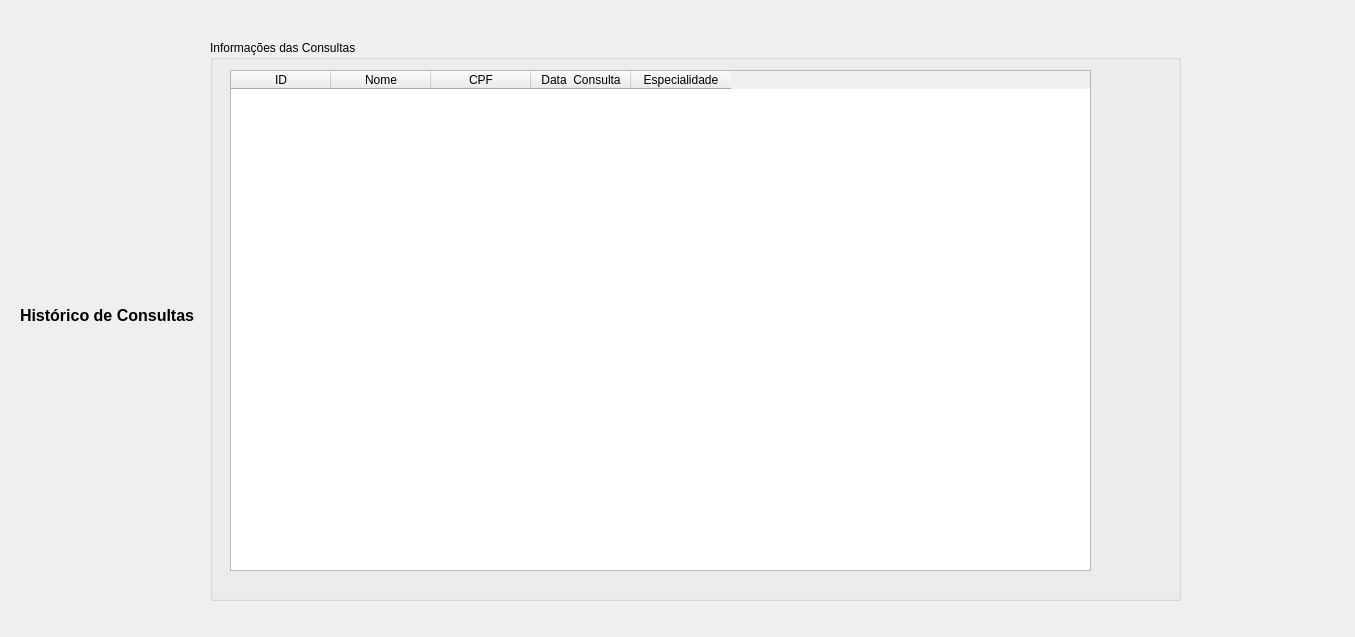
Qt form ui/historico.ui (willasantos/Projeto-SDMC) before a commit.
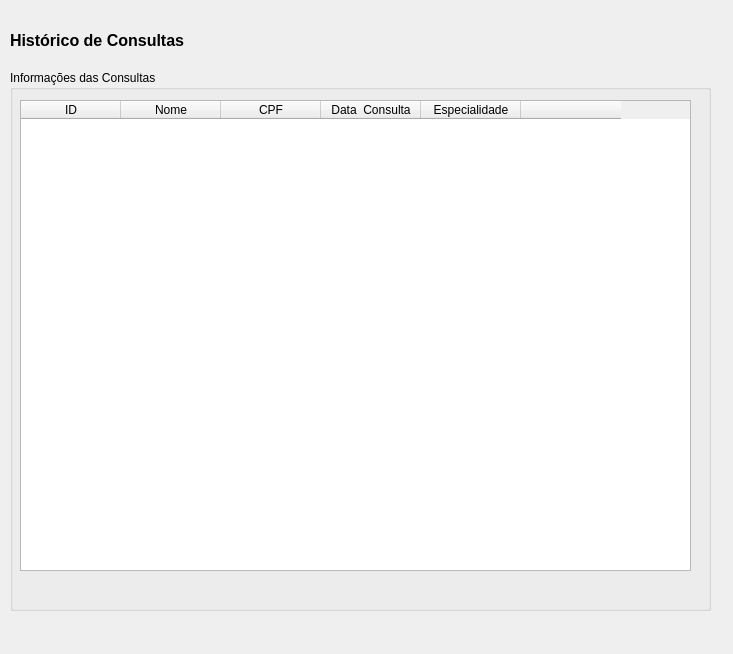
The same form after that commit. Icons and pictures are not drawn.

```diff
--- a/ui/historico.ui
+++ b/ui/historico.ui
@@ -6,8 +6,8 @@
    <rect>
     <x>0</x>
     <y>0</y>
-    <width>1355</width>
-    <height>637</height>
+    <width>733</width>
+    <height>654</height>
    </rect>
   </property>
   <property name="windowTitle">
@@ -16,10 +16,10 @@
   <widget class="QLabel" name="label">
    <property name="geometry">
     <rect>
-     <x>20</x>
-     <y>260</y>
+     <x>10</x>
+     <y>10</y>
      <width>191</width>
-     <height>111</height>
+     <height>61</height>
     </rect>
    </property>
    <property name="font">
@@ -36,10 +36,10 @@
   <widget class="QGroupBox" name="groupBox">
    <property name="geometry">
     <rect>
-     <x>210</x>
-     <y>40</y>
-     <width>971</width>
-     <height>561</height>
+     <x>10</x>
+     <y>70</y>
+     <width>701</width>
+     <height>541</height>
     </rect>
    </property>
    <property name="title">
@@ -48,10 +48,10 @@
    <widget class="QTableWidget" name="tableWidget">
     <property name="geometry">
      <rect>
-      <x>20</x>
+      <x>10</x>
       <y>30</y>
-      <width>861</width>
-      <height>501</height>
+      <width>671</width>
+      <height>471</height>
      </rect>
     </property>
     <column>
@@ -79,6 +79,15 @@
       <string>Especialidade</string>
      </property>
     </column>
+    <column>
+     <property name="text">
+      <string/>
+     </property>
+     <property name="icon">
+      <iconset>
+       <normaloff>../icons/Button delete.png</normaloff>../icons/Button delete.png</iconset>
+     </property>
+    </column>
    </widget>
   </widget>
  </widget>
```
